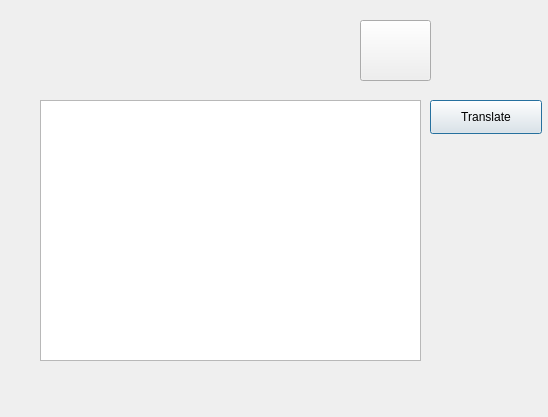
Before: the Qt Designer form sign_english.ui in vivek3141/CommunicationForDeaf, drawn with Qt 5.
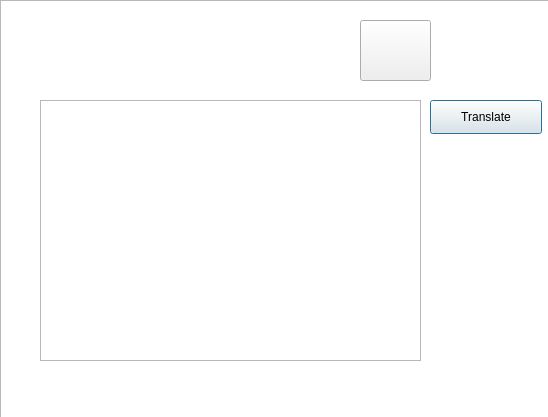
After: the same form once the commit is applied. Icons and pictures are not drawn.

Patch:
```diff
--- a/sign_english.ui
+++ b/sign_english.ui
@@ -65,6 +65,24 @@
     <string/>
    </property>
   </widget>
+  <widget class="QGraphicsView" name="graphicsView">
+   <property name="geometry">
+    <rect>
+     <x>0</x>
+     <y>0</y>
+     <width>551</width>
+     <height>421</height>
+    </rect>
+   </property>
+   <property name="styleSheet">
+    <string notr="true">border-image: url(:/newPrefix/back.jpg) 0 0 0 0 stretch stretch;</string>
+   </property>
+  </widget>
+  <zorder>graphicsView</zorder>
+  <zorder>te</zorder>
+  <zorder>pb_trans</zorder>
+  <zorder>pb_record</zorder>
+  <zorder>label</zorder>
  </widget>
  <resources>
   <include location="resource.qrc"/>
```
